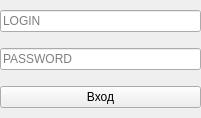
First picture: the form in client/gui/ui/auth_window.ui, repository Banifest/HospitalDB, before the edit.
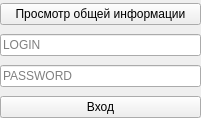
Second picture: the form after the edit.

```diff
--- a/client/gui/ui/auth_window.ui
+++ b/client/gui/ui/auth_window.ui
@@ -24,14 +24,17 @@
      </rect>
     </property>
     <layout class="QGridLayout" name="gridLayout">
-     <item row="0" column="0">
-      <widget class="QLineEdit" name="login_test_box">
+        <item row="2" column="0">
+            <widget class="QLineEdit" name="password_text_box">
+                <property name="echoMode">
+                    <enum>QLineEdit::Password</enum>
+                </property>
        <property name="placeholderText">
-        <string>LOGIN</string>
+           <string>PASSWORD</string>
        </property>
       </widget>
      </item>
-     <item row="2" column="0">
+        <item row="3" column="0">
       <widget class="QPushButton" name="auth_button">
        <property name="text">
         <string>Вход</string>
@@ -42,12 +45,16 @@
       </widget>
      </item>
      <item row="1" column="0">
-      <widget class="QLineEdit" name="password_text_box">
-       <property name="echoMode">
-        <enum>QLineEdit::Password</enum>
-       </property>
+         <widget class="QLineEdit" name="login_test_box">
        <property name="placeholderText">
-        <string>PASSWORD</string>
+           <string>LOGIN</string>
+       </property>
+         </widget>
+     </item>
+        <item row="0" column="0">
+            <widget class="QPushButton" name="get_common_info_button">
+                <property name="text">
+                    <string>Просмотр общей информации</string>
        </property>
       </widget>
      </item>
```
